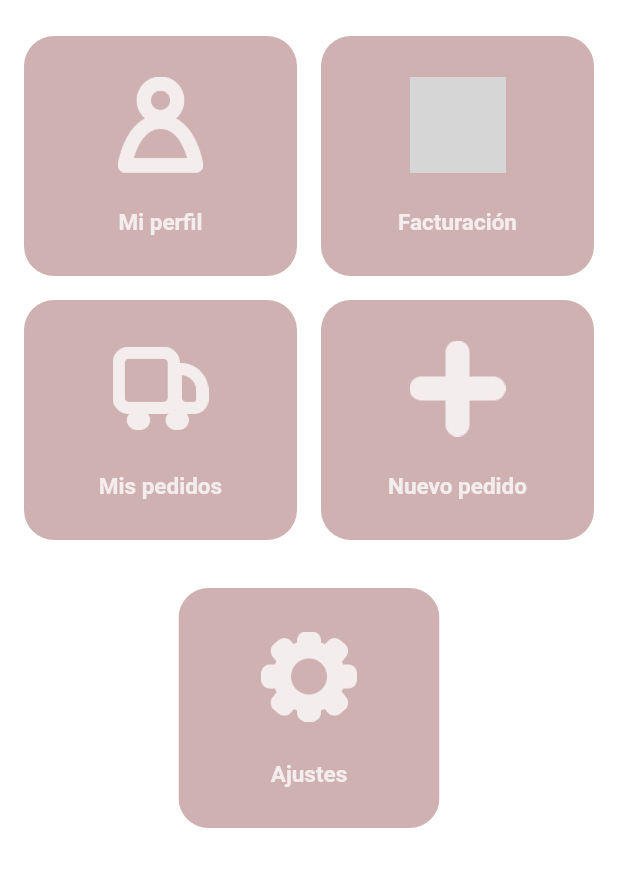
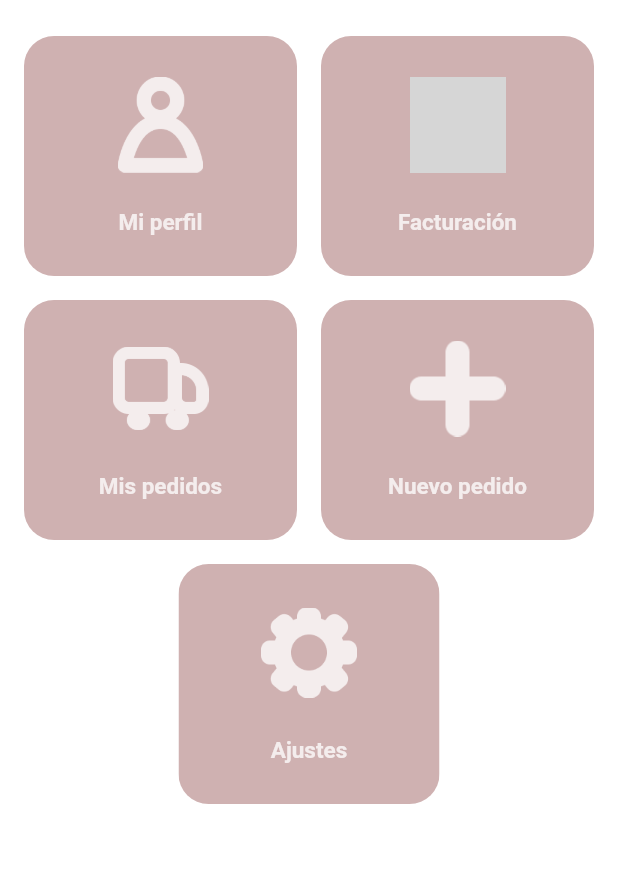
Before and after one commit to AlcaideMarina/tfg_app_cliente_flutter, a Flutter app: the HomePage screen opened directly with empty values, on a phone screen of 412 x 824 dp, the part 84-971 px from its top. Run offline on Flutter 3.47's test engine with Material 2 defaults, Android fonts, the phone set to English and light mode, and no system bars; our stand-ins replace cloud_firestore, firebase_auth, firebase_core; accounts and stored records are empty; grey boxes are pictures that could not be loaded.

Commit message:
refactor: Correct some margins

```diff
--- a/lib/ui/components/component_text_input.dart
+++ b/lib/ui/components/component_text_input.dart
@@ -13,7 +13,6 @@ class HNComponentTextInput extends StatelessWidget {
   final Function(String)? onChange;
   final Future Function()? onTap;
   final bool readOnly;
-  // validator
   final AutovalidateMode? autovalidateMode;
   final String? hintText;
   final String? labelText;
@@ -37,7 +36,6 @@ class HNComponentTextInput extends StatelessWidget {
       this.onChange,
       this.onTap,
       this.readOnly = false,
-      // this.validator,
       this.autovalidateMode,
       this.hintText,
       this.labelText,
@@ -77,7 +75,7 @@ class HNComponentTextInput extends StatelessWidget {
       decoration: InputDecoration(
         filled: backgroundColor != null,
         fillColor: backgroundColor,
-        isDense: isDense,
+        isDense: true,
         contentPadding: contentPadding,
         hintText: hintText,
         labelText: labelText,
--- a/lib/ui/views/home_page.dart
+++ b/lib/ui/views/home_page.dart
@@ -78,7 +78,7 @@ class _HomePageState extends State<HomePage> {
         child: Column(
           children: [
             Container(
-              margin: const EdgeInsets.symmetric(vertical: 16),
+              margin: const EdgeInsets.only(top: 16),
               child: Table(
                 children: [
                   TableRow(children: [
@@ -125,7 +125,8 @@ class _HomePageState extends State<HomePage> {
                   clientModel.id.toString(),
                   SingleTableCardPositions.centerPosition,
                   clientModel),
-            )
+            ),
+            SizedBox(height: 16,)
           ],
         ),
       ),
```
